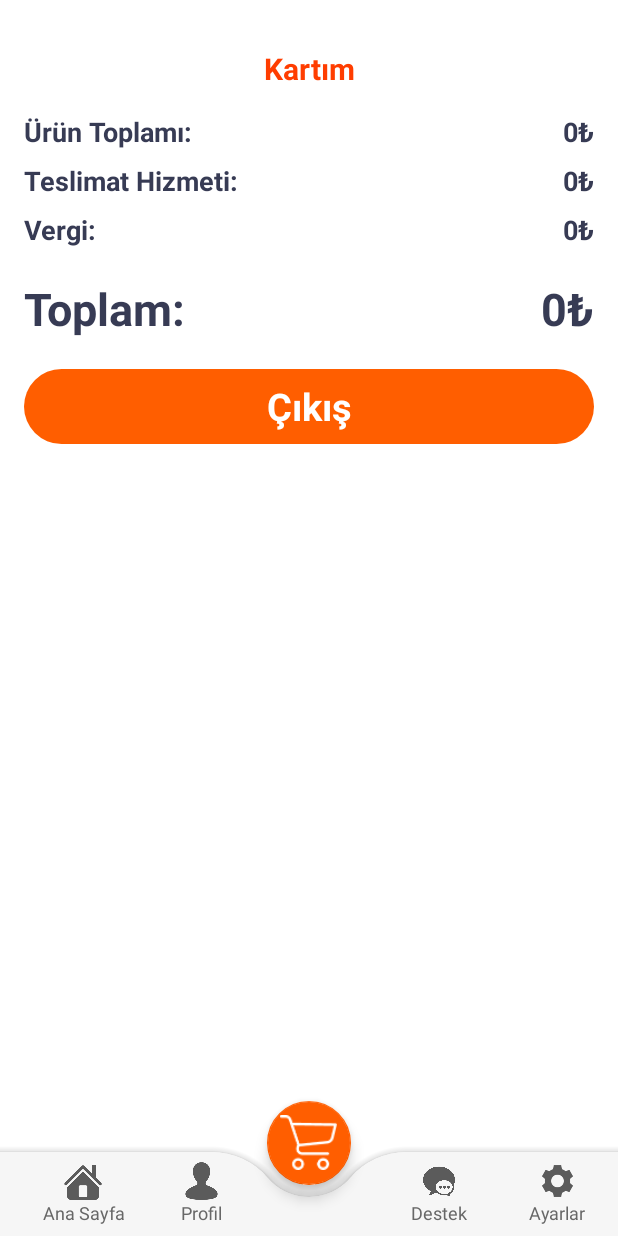
After one commit to TheYorulmazz/Online_Food_Delivery_App, an Android app: the CartListActivity screen opened directly, with no data from a screen before it, on a phone screen of 412 x 824 dp. The commit adds this screen. Run offline under Robolectric (Android 15) with nearby library versions, the phone set to English and light mode, and no system bars.

Commit message:
Cart Activity Step 1

```diff
--- a/app/src/main/AndroidManifest.xml
+++ b/app/src/main/AndroidManifest.xml
@@ -12,6 +12,9 @@
         android:supportsRtl="true"
         android:theme="@style/Theme.MyRestaurant"
         tools:targetApi="31">
+        <activity
+            android:name=".Activity.CartListActivity"
+            android:exported="false" />
         <activity
             android:name=".Activity.ShowDetailActivity"
             android:exported="false" />
--- /dev/null
+++ b/app/src/main/java/com/theyorulmazz/myrestaurant/Activity/CartListActivity.java
@@ -0,0 +1,46 @@
+package com.theyorulmazz.myrestaurant.Activity;
+
+import androidx.appcompat.app.AppCompatActivity;
+import androidx.recyclerview.widget.LinearLayoutManager;
+import androidx.recyclerview.widget.RecyclerView;
+
+import android.os.Bundle;
+import android.widget.ScrollView;
+import android.widget.TextView;
+
+import com.theyorulmazz.myrestaurant.Helper.ManagementCart;
+import com.theyorulmazz.myrestaurant.R;
+
+public class CartListActivity extends AppCompatActivity {
+private RecyclerView.Adapter adapter;
+private  RecyclerView recyclerViewList;
+private ManagementCart managementCart;
+TextView TotalFeeTxt,taxTxt,deliveryTxt,totalTxt,emptyTxt;
+private double tax;
+private ScrollView scrollView;
+
+    @Override
+    protected void onCreate(Bundle savedInstanceState){
+        super.onCreate(savedInstanceState);
+        setContentView(R.layout.activity_cart_list_avtivity);
+
+        managementCart=new ManagementCart(this);
+
+        initView();
+    }
+
+    private void initView(){
+        recyclerViewList=findViewById(R.id.recyclerView);
+        TotalFeeTxt=findViewById(R.id.TotalFeeTxt);
+        taxTxt=findViewById(R.id.taxTxt);
+        deliveryTxt=findViewById(R.id.deliveryTxt);
+        totalTxt=findViewById(R.id.TotalTxt);
+        emptyTxt=findViewById(R.id.emptyTxt);
+        scrollView=findViewById(R.id.scrollView3);
+    }
+    private void initList(){
+        LinearLayoutManager linearLayoutManager=new LinearLayoutManager(this,LinearLayoutManager.VERTICAL,false);
+        recyclerViewList.setLayoutManager(linearLayoutManager);
+
+    }
+}
--- /dev/null
+++ b/app/src/main/java/com/theyorulmazz/myrestaurant/Adaptor/CartListAdapter.java
@@ -0,0 +1,56 @@
+package com.theyorulmazz.myrestaurant.Adaptor;
+
+import android.view.View;
+import android.view.ViewGroup;
+import android.widget.ImageView;
+import android.widget.TextView;
+
+import androidx.annotation.NonNull;
+import androidx.recyclerview.widget.RecyclerView;
+
+import com.theyorulmazz.myrestaurant.Domain.FoodDomain;
+import com.theyorulmazz.myrestaurant.Helper.ManagementCart;
+import com.theyorulmazz.myrestaurant.Interface.ChangeNumberItemsListener;
+import com.theyorulmazz.myrestaurant.R;
+
+import org.w3c.dom.Text;
+
+import java.util.ArrayList;
+
+public class CartListAdapter extends RecyclerView.Adapter<CartListAdapter.ViewHolder> {
+    private ArrayList<FoodDomain> foodDomains;
+    private ManagementCart managementCart;
+    private ChangeNumberItemsListener changeNumberItemsListener;
+
+    public CartListAdapter(ArrayList<FoodDomain> foodDomains, ManagementCart managementCart, ChangeNumberItemsListener changeNumberItemsListener){
+        this.foodDomains = foodDomains;
+        this.managementCart = managementCart;
+        this.changeNumberItemsListener = changeNumberItemsListener;
+    }
+
+    @NonNull
+    @Override
+    public ViewHolder onCreateViewHolder(@NonNull ViewGroup parent, int viewType){
+        return null;
+    }
+
+    @Override
+    public void onBindViewHolder(@NonNull ViewHolder holder, int position){
+
+    }
+
+    @Override
+    public int getItemCount(){
+        return foodDomains.size();
+    }
+
+    public class ViewHolder extends RecyclerView.ViewHolder{
+        TextView title,feeEachItem;
+        ImageView pic,plusItem,minusItem;
+        TextView totialEachItem, num;
+        public ViewHolder(@NonNull View itemView){
+            super(itemView);
+            title=itemView.findViewById(R.id.titleCartTxt);
+        }
+    }
+}
--- /dev/null
+++ b/app/src/main/java/com/theyorulmazz/myrestaurant/Interface/ChangeNumberItemsListener.java
@@ -0,0 +1,5 @@
+package com.theyorulmazz.myrestaurant.Interface;
+
+public interface ChangeNumberItemsListener {
+    void changed();
+}
--- /dev/null
+++ b/app/src/main/res/layout/activity_cart_list_avtivity.xml
@@ -0,0 +1,345 @@
+<?xml version="1.0" encoding="utf-8"?>
+<androidx.constraintlayout.widget.ConstraintLayout xmlns:android="http://schemas.android.com/apk/res/android"
+    xmlns:app="http://schemas.android.com/apk/res-auto"
+    xmlns:tools="http://schemas.android.com/tools"
+    android:layout_width="match_parent"
+    android:layout_height="match_parent"
+    tools:context=".Activity.CartListActivity">
+
+    <ScrollView
+        android:id="@+id/scrollView3"
+        android:layout_width="match_parent"
+        android:layout_height="match_parent"
+        app:layout_constraintBottom_toBottomOf="parent"
+        app:layout_constraintEnd_toEndOf="parent"
+        app:layout_constraintStart_toStartOf="parent"
+        app:layout_constraintTop_toTopOf="parent">
+
+        <LinearLayout
+            android:layout_width="match_parent"
+            android:layout_height="wrap_content"
+            android:orientation="vertical">
+
+            <TextView
+                android:id="@+id/textView2"
+                android:layout_width="match_parent"
+                android:layout_height="wrap_content"
+                android:layout_marginTop="32dp"
+                android:text="Kartım"
+                android:textAlignment="center"
+                android:textColor="#ff3d00"
+                android:textSize="20sp"
+                android:textStyle="bold" />
+
+            <androidx.recyclerview.widget.RecyclerView
+                android:layout_width="match_parent"
+                android:layout_height="match_parent">
+
+            </androidx.recyclerview.widget.RecyclerView>
+
+            <LinearLayout
+                android:layout_width="match_parent"
+                android:layout_height="match_parent"
+                android:layout_marginStart="16dp"
+                android:layout_marginTop="16dp"
+                android:layout_marginEnd="16dp"
+                android:layout_marginBottom="4dp"
+                android:orientation="horizontal">
+
+                <TextView
+                    android:id="@+id/textView14"
+                    android:layout_width="wrap_content"
+                    android:layout_height="wrap_content"
+                    android:layout_weight="1"
+                    android:text="Ürün Toplamı:"
+                    android:textColor="#373b54"
+                    android:textSize="18sp"
+                    android:textStyle="bold" />
+
+                <TextView
+                    android:id="@+id/TotalFeeTxt"
+                    android:layout_width="wrap_content"
+                    android:layout_height="wrap_content"
+
+                    android:text="0₺"
+                    android:textColor="#373b54"
+                    android:textSize="18sp"
+                    android:textStyle="bold" />
+            </LinearLayout>
+
+            <LinearLayout
+                android:layout_width="match_parent"
+                android:layout_height="match_parent"
+                android:layout_marginStart="16dp"
+                android:layout_marginTop="4dp"
+                android:layout_marginEnd="16dp"
+                android:layout_marginBottom="4dp"
+                android:orientation="horizontal">
+
+                <TextView
+                    android:id="@+id/textView14"
+                    android:layout_width="wrap_content"
+                    android:layout_height="wrap_content"
+                    android:layout_weight="1"
+                    android:text="Teslimat Hizmeti:"
+                    android:textColor="#373b54"
+                    android:textSize="18sp"
+                    android:textStyle="bold" />
+
+                <TextView
+                    android:id="@+id/deliveryTxt"
+                    android:layout_width="wrap_content"
+                    android:layout_height="wrap_content"
+
+                    android:text="0₺"
+                    android:textColor="#373b54"
+                    android:textSize="18sp"
+                    android:textStyle="bold" />
+            </LinearLayout>
+
+            <LinearLayout
+                android:layout_width="match_parent"
+                android:layout_height="match_parent"
+                android:layout_marginStart="16dp"
+                android:layout_marginTop="4dp"
+                android:layout_marginEnd="16dp"
+                android:layout_marginBottom="4dp"
+                android:orientation="horizontal">
+
+                <TextView
+                    android:id="@+id/textView14"
+                    android:layout_width="wrap_content"
+                    android:layout_height="wrap_content"
+                    android:layout_weight="1"
+                    android:text="Vergi:"
+                    android:textColor="#373b54"
+                    android:textSize="18sp"
+                    android:textStyle="bold" />
+
+                <TextView
+                    android:id="@+id/taxTxt"
+                    android:layout_width="wrap_content"
+                    android:layout_height="wrap_content"
+
+                    android:text="0₺"
+                    android:textColor="#373b54"
+                    android:textSize="18sp"
+                    android:textStyle="bold" />
+            </LinearLayout>
+
+            <LinearLayout
+                android:layout_width="match_parent"
+                android:layout_height="match_parent"
+                android:layout_marginStart="16dp"
+                android:layout_marginTop="16dp"
+                android:layout_marginEnd="16dp"
+                android:layout_marginBottom="4dp"
+                android:orientation="horizontal">
+
+                <TextView
+                    android:id="@+id/textView14"
+                    android:layout_width="wrap_content"
+                    android:layout_height="wrap_content"
+                    android:layout_weight="1"
+                    android:text="Toplam:"
+                    android:textColor="#373b54"
+                    android:textSize="30sp"
+                    android:textStyle="bold" />
+
+                <TextView
+                    android:id="@+id/TotalTxt"
+                    android:layout_width="wrap_content"
+                    android:layout_height="wrap_content"
+
+                    android:text="0₺"
+                    android:textColor="#373b54"
+                    android:textSize="30sp"
+                    android:textStyle="bold" />
+            </LinearLayout>
+
+            <TextView
+                android:id="@+id/textView16"
+                android:layout_width="match_parent"
+                android:layout_height="50dp"
+                android:layout_margin="16dp"
+                android:background="@drawable/orange_button"
+                android:gravity="center"
+                android:text="Çıkış"
+                android:textColor="#ffffff"
+                android:textSize="25sp"
+                android:textStyle="bold" />
+        </LinearLayout>
+    </ScrollView>
+
+    <TextView
+        android:id="@+id/emptyTxt"
+        android:layout_width="wrap_content"
+        android:layout_height="wrap_content"
+        android:text="Sepetiniz Boş"
+        android:textSize="16sp"
+        android:textStyle="bold"
+        android:visibility="gone"
+        app:layout_constraintBottom_toBottomOf="@+id/scrollView3"
+        app:layout_constraintEnd_toEndOf="parent"
+        app:layout_constraintStart_toStartOf="@+id/scrollView3"
+        app:layout_constraintTop_toTopOf="@+id/scrollView3" />
+
+    <androidx.coordinatorlayout.widget.CoordinatorLayout
+        android:layout_width="match_parent"
+        android:layout_height="100dp"
+        app:layout_constraintBottom_toBottomOf="parent"
+        app:layout_constraintEnd_toEndOf="parent"
+        app:layout_constraintStart_toStartOf="parent">
+
+        <com.google.android.material.bottomappbar.BottomAppBar
+            android:id="@+id/app_bar"
+            android:layout_width="match_parent"
+            android:layout_height="wrap_content"
+            android:layout_gravity="bottom"
+            android:backgroundTint="#f6f6f6"
+            app:fabCradleMargin="8dp"
+            app:fabCradleRoundedCornerRadius="50dp"
+            app:fabCradleVerticalOffset="6dp">
+
+            <LinearLayout
+                android:layout_width="match_parent"
+                android:layout_height="match_parent">
+
+                <LinearLayout
+                    android:id="@+id/homeBtn"
+                    android:layout_width="8dp"
+                    android:layout_height="match_parent"
+                    android:layout_weight="0.2"
+                    android:orientation="vertical">
+
+                    <ImageView
+                        android:id="@+id/imageView5"
+                        android:layout_width="match_parent"
+                        android:layout_height="8dp"
+                        android:layout_weight="1"
+                        app:srcCompat="@drawable/icons8_home_208px" />
+
+                    <TextView
+                        android:id="@+id/textView12"
+                        android:layout_width="match_parent"
+                        android:layout_height="wrap_content"
+                        android:text="Ana Sayfa"
+                        android:textAlignment="center"
+                        android:textColor="#676767"
+                        android:textSize="12sp" />
+                </LinearLayout>
+
+                <LinearLayout
+                    android:id="@+id/profileBtn"
+                    android:layout_width="8dp"
+                    android:layout_height="match_parent"
+                    android:layout_weight="0.2"
+                    android:orientation="vertical">
+
+                    <ImageView
+                        android:id="@+id/imageView5"
+                        android:layout_width="match_parent"
+                        android:layout_height="8dp"
+                        android:layout_weight="1"
+                        app:srcCompat="@drawable/icons8_contacts_208px" />
+
+                    <TextView
+                        android:id="@+id/textView12"
+                        android:layout_width="match_parent"
+                        android:layout_height="wrap_content"
+                        android:text="Profil"
+                        android:textAlignment="center"
+                        android:textColor="#676767"
+                        android:textSize="12sp" />
+                </LinearLayout>
+
+                <LinearLayout
+                    android:id="@+id/homeBtn"
+                    android:layout_width="8dp"
+                    android:layout_height="match_parent"
+                    android:layout_weight="0.2"
+                    android:orientation="vertical"
+                    android:visibility="invisible">
+
+                    <ImageView
+                        android:id="@+id/imageView5"
+                        android:layout_width="match_parent"
+                        android:layout_height="wrap_content"
+                        android:layout_weight="1"
+                        app:srcCompat="@drawable/btn1" />
+
+                    <TextView
+                        android:id="@+id/textView12"
+                        android:layout_width="match_parent"
+                        android:layout_height="wrap_content"
+                        android:text="Ana Sayfa"
+                        android:textAlignment="center"
+                        android:textColor="#676767"
+                        android:textSize="12sp" />
+                </LinearLayout>
+
+                <LinearLayout
+                    android:id="@+id/supportBtn"
+                    android:layout_width="8dp"
+                    android:layout_height="match_parent"
+                    android:layout_weight="0.2"
+                    android:orientation="vertical">
+
+                    <ImageView
+                        android:id="@+id/imageView5"
+                        android:layout_width="match_parent"
+                        android:layout_height="8dp"
+                        android:layout_weight="1"
+                        app:srcCompat="@drawable/icons8_essages_500px_3" />
+
+                    <TextView
+                        android:id="@+id/textView12"
+                        android:layout_width="match_parent"
+                        android:layout_height="wrap_content"
+                        android:text="Destek"
+                        android:textAlignment="center"
+                        android:textColor="#676767"
+                        android:textSize="12sp" />
+                </LinearLayout>
+
+                <LinearLayout
+                    android:id="@+id/settingsBtn"
+                    android:layout_width="8dp"
+                    android:layout_height="match_parent"
+                    android:layout_weight="0.2"
+                    android:orientation="vertical">
+
+                    <ImageView
+                        android:id="@+id/imageView5"
+                        android:layout_width="match_parent"
+                        android:layout_height="25dp"
+                        android:layout_weight="1"
+                        app:srcCompat="@drawable/icons8_settings_96px" />
+
+                    <TextView
+                        android:id="@+id/textView12"
+                        android:layout_width="match_parent"
+                        android:layout_height="wrap_content"
+                        android:text="Ayarlar"
+                        android:textAlignment="center"
+                        android:textColor="#676767"
+                        android:textSize="12sp" />
+                </LinearLayout>
+            </LinearLayout>
+        </com.google.android.material.bottomappbar.BottomAppBar>
+
+        <com.google.android.material.floatingactionbutton.FloatingActionButton
+            android:layout_width="wrap_content"
+            android:layout_height="wrap_content"
+            android:backgroundTint="#ff5e00"
+            android:contentDescription="@string/todo"
+            android:elevation="3dp"
+            android:src="@drawable/shopping_cart"
+            app:backgroundTint="#ff5e00"
+            app:layout_anchor="@id/app_bar"
+            app:maxImageSize="38dp"
+            app:tint="#ffffff">
+
+        </com.google.android.material.floatingactionbutton.FloatingActionButton>
+    </androidx.coordinatorlayout.widget.CoordinatorLayout>
+</androidx.constraintlayout.widget.ConstraintLayout>
--- a/app/src/main/res/layout/activity_show_detail.xml
+++ b/app/src/main/res/layout/activity_show_detail.xml
@@ -71,9 +71,20 @@
                     android:id="@+id/plusBtn"
                     android:layout_width="wrap_content"
                     android:layout_height="wrap_content"
+                    android:layout_marginTop="1dp"
                     app:srcCompat="@drawable/plus" />
 
             </LinearLayout>
+
+            <TextView
+                android:id="@+id/textView9"
+                android:layout_width="wrap_content"
+                android:layout_height="wrap_content"
+                android:text="  İçindekiler"
+                android:textColor="#000000"
+                android:textIsSelectable="false"
+                android:textSize="20sp"
+                android:textStyle="bold" />
 
             <TextView
                 android:id="@+id/descriptionTxt"
@@ -84,6 +95,7 @@
                 android:textColor="#686767"
                 android:textSize="20sp"
                 android:textStyle="bold" />
+
         </LinearLayout>
     </ScrollView>
 
@@ -102,4 +114,5 @@
         app:layout_constraintBottom_toBottomOf="@+id/scrollView2"
         app:layout_constraintEnd_toEndOf="parent"
         app:layout_constraintStart_toStartOf="parent" />
+
 </androidx.constraintlayout.widget.ConstraintLayout>
--- /dev/null
+++ b/app/src/main/res/layout/viewholder_cart.xml
@@ -0,0 +1,67 @@
+<?xml version="1.0" encoding="utf-8"?>
+<androidx.constraintlayout.widget.ConstraintLayout xmlns:android="http://schemas.android.com/apk/res/android"
+    xmlns:app="http://schemas.android.com/apk/res-auto"
+    android:layout_width="match_parent"
+    android:layout_height="wrap_content">
+
+    <ImageView
+        android:id="@+id/imageView6"
+        android:layout_width="100dp"
+        android:layout_height="100dp"
+        android:layout_marginStart="4dp"
+        android:layout_marginTop="4dp"
+        android:layout_marginBottom="4dp"
+        app:layout_constraintBottom_toBottomOf="parent"
+        app:layout_constraintStart_toStartOf="parent"
+        app:layout_constraintTop_toTopOf="parent"
+        app:srcCompat="@drawable/pop_1" />
+
+    <TextView
+        android:id="@+id/titleCartTxt"
+        android:layout_width="wrap_content"
+        android:layout_height="wrap_content"
+        android:text="title"
+        android:layout_marginStart="4dp"
+        android:layout_marginTop="16dp"
+        android:textColor="#373b54"
+        android:textSize="18sp"
+        android:textStyle="bold"
+        app:layout_constraintStart_toEndOf="@+id/imageView6"
+        app:layout_constraintTop_toTopOf="@+id/imageView6" />
+
+    <ImageView
+        android:id="@+id/minusCartBtn"
+        android:layout_width="wrap_content"
+        android:layout_height="wrap_content"
+        android:layout_marginBottom="8dp"
+        app:layout_constraintBottom_toBottomOf="@+id/imageView6"
+        app:layout_constraintStart_toStartOf="@+id/titleCartTxt"
+        app:srcCompat="@drawable/minus" />
+
+    <TextView
+        android:id="@+id/numberItemTxt"
+        android:layout_width="wrap_content"
+        android:layout_height="wrap_content"
+        android:layout_marginStart="8dp"
+        android:layout_marginTop="3dp"
+        android:text="1"
+        android:textColor="#373b54"
+        android:textSize="18sp"
+        android:textStyle="bold"
+        app:layout_constraintBottom_toBottomOf="@+id/minusCartBtn"
+        app:layout_constraintStart_toEndOf="@+id/minusCartBtn"
+        app:layout_constraintTop_toTopOf="@+id/minusCartBtn" />
+
+    <ImageView
+        android:id="@+id/plusCartBtn"
+        android:layout_width="wrap_content"
+        android:layout_height="wrap_content"
+        android:layout_marginStart="8dp"
+        android:layout_marginTop="2dp"
+        android:layout_marginBottom="8dp"
+        app:layout_constraintBottom_toBottomOf="@+id/imageView6"
+        app:layout_constraintStart_toEndOf="@+id/numberItemTxt"
+        app:layout_constraintTop_toTopOf="@+id/minusCartBtn"
+        app:srcCompat="@drawable/plus" />
+
+</androidx.constraintlayout.widget.ConstraintLayout>
```
Also changed, not shown: app/src/main/res/drawable/add-butt.png (added), app/src/main/res/drawable/add.png (added), app/src/main/res/drawable/addbtn.png (added), app/src/main/res/drawable/addbtnnn.png (added).
